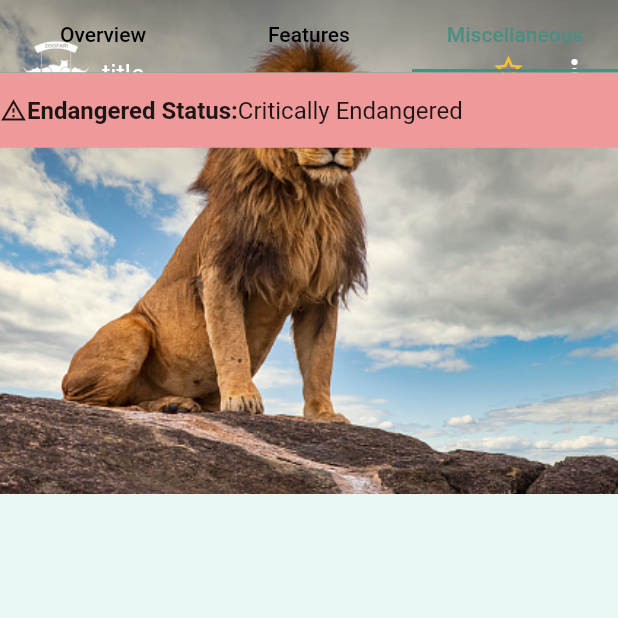
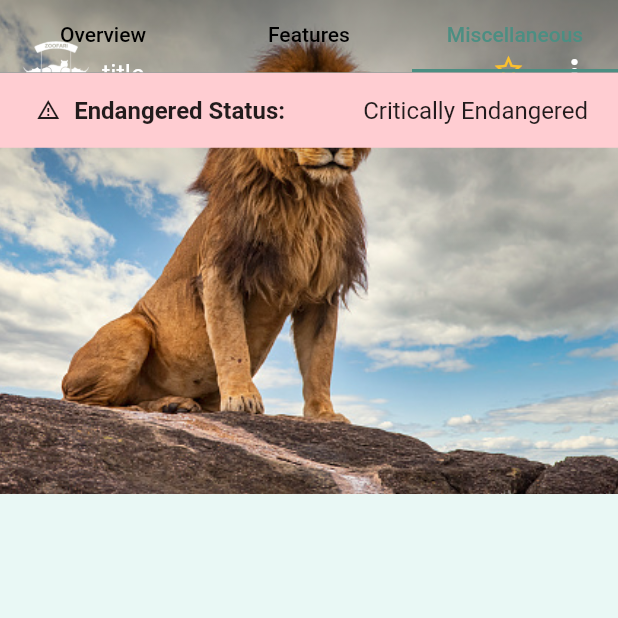
Before and after one commit to NaimaHasan/Zoofari, a Flutter app: the screen it shows after launch, after a tap on the "star outline" icon, on a phone screen of 412 x 824 dp, the top half of it. Run offline on Flutter 3.47's test engine with Material 2 defaults, Android fonts, the phone set to English and light mode, and no system bars; missing offline and left inert: bottom_drawer; Roboto replaces fonts that are missing (Quicksand).

Commit message:
Removed colors and added endangered field

```diff
--- a/lib/View/Auxiliary/AnimalDetails/DetailFeatures.dart
+++ b/lib/View/Auxiliary/AnimalDetails/DetailFeatures.dart
@@ -19,6 +19,11 @@ class DetailFeatures extends StatelessWidget {
     'Lifespan',
     'Average Weight',
     'Skin Type',
+  ];
+  static List<String> colorList = [
+    'Orange, ',
+    'Red, ',
+    'Black',
   ];
 
   @override
@@ -73,35 +78,9 @@ class DetailFeatures extends StatelessWidget {
               shrinkWrap: true,
             ),
           ),
+
           Container(
-            height: 30,
-          ),
-          Container(
-            height: 20,
-            child: Text(
-              'Colors',
-              style: TextStyle(
-                fontSize: 16,
-                fontWeight: FontWeight.bold,
-                color: Color(0xFF4c8e82),
-              ),
-            ),
-          ),
-          Container(
-            height: 10,
-          ),
-          Container(
-            child: Center(
-              child: Text(
-                'Orange, Yellow, White, Blue',
-                style: TextStyle(
-                  fontSize: 16,
-                ),
-              ),
-            ),
-          ),
-          Container(
-            height: 40,
+            height: 35,
           ),
           Container(
             height: 40,
--- a/lib/View/Auxiliary/AnimalDetails/DetailMiscellaneous.dart
+++ b/lib/View/Auxiliary/AnimalDetails/DetailMiscellaneous.dart
@@ -9,20 +9,36 @@ class DetailMiscellaneous extends StatelessWidget {
       children: [
         Container(
           height: 50,
-          color: Colors.red.shade200,
+          color: Colors.red.shade100,
           child: Row(
             children: [
-              Icon(
-                Icons.warning_amber_outlined,
-                size: 18,
+              Container(
+                width: MediaQuery.of(context).size.width * 0.12,
+                child: Padding(
+                  padding: EdgeInsets.only(left: 15),
+                  child: Icon(
+                    Icons.warning_amber_outlined,
+                    size: 16,
+                  ),
+                ),
               ),
-              Text(
-                'Endangered Status:',
-                style: TextStyle(fontSize: 16, fontWeight: FontWeight.w600),
+              Container(
+                width: MediaQuery.of(context).size.width * 0.38,
+                child: Text(
+                  'Endangered Status:',
+                  style: TextStyle(fontSize: 16, fontWeight: FontWeight.w600),
+                ),
               ),
-              Text(
-                'Critically Endangered',
-                style: TextStyle(fontSize: 16),
+              Container(
+                alignment: Alignment.centerRight,
+                width: MediaQuery.of(context).size.width * 0.5,
+                child: Padding(
+                  padding: EdgeInsets.only(right: 20),
+                  child: Text(
+                    'Critically Endangered',
+                    style: TextStyle(fontSize: 16),
+                  ),
+                ),
               ),
             ],
           ),
```
